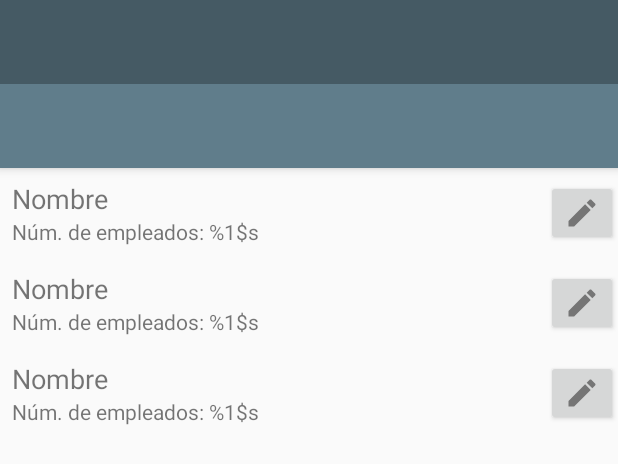
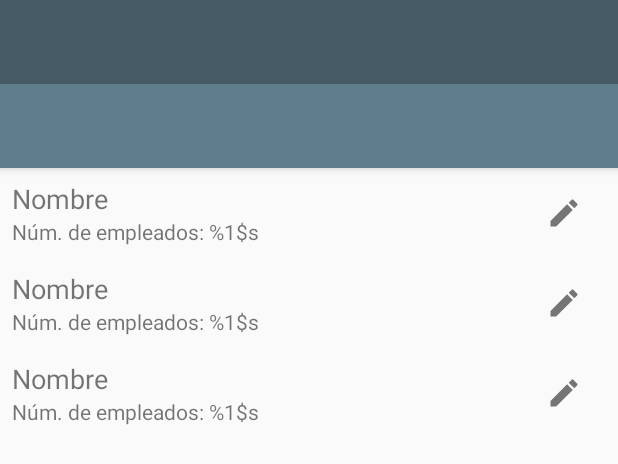
Before and after one commit to ccalvario/administracion-sucursales-test, an Android app: the layout activity_administracion.xml on its own in the app's theme, with its tools: preview values and no code run, on a phone screen of 412 x 824 dp. Shown: the top 464 px of the screen. Run offline under Robolectric (Android 15) with nearby library versions, the light colour scheme and no system bars.

Commit message:
Hacer boton transparente

```diff
--- a/app/src/main/res/layout/recyclerview_item.xml
+++ b/app/src/main/res/layout/recyclerview_item.xml
@@ -45,6 +45,7 @@
         android:layout_marginTop="8dp"
         android:layout_marginBottom="8dp"
         android:drawableLeft="@drawable/ic_edit"
+        android:background="@android:color/transparent"
         app:layout_constraintBottom_toBottomOf="parent"
         app:layout_constraintEnd_toEndOf="parent"
         app:layout_constraintTop_toTopOf="parent" />
```
